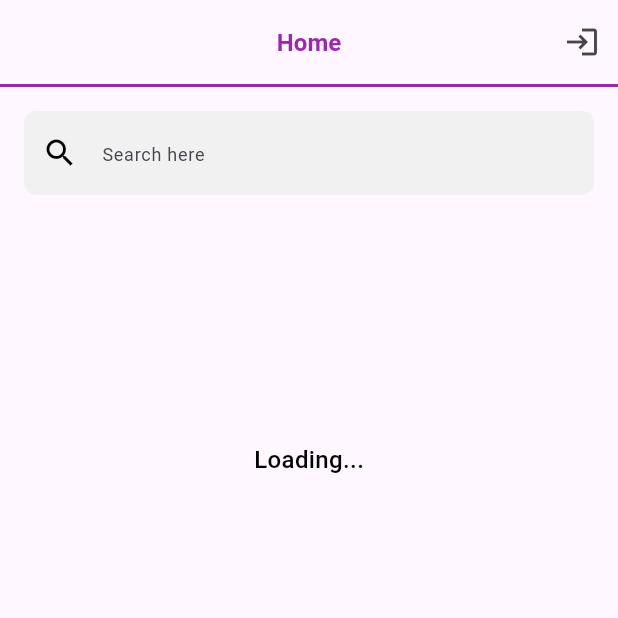
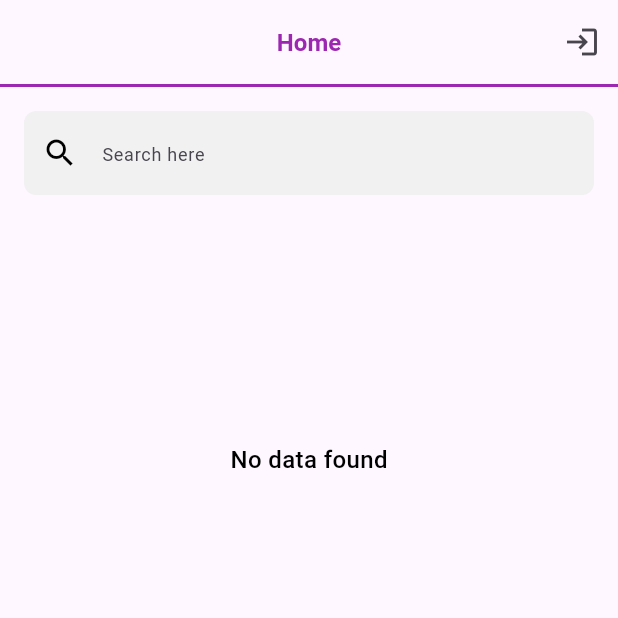
Before and after one commit to darshanjethva566/iottivetask, a Flutter app: the OrderDetails screen opened by its route, on a phone screen of 412 x 824 dp, the top half of it. Run offline on Flutter 3.47's test engine with Material 3 defaults, Android fonts, the phone set to English and light mode, and no system bars; our stand-ins replace cached_network_image, get, get_storage; accounts and stored records are empty; network calls fail; Roboto replaces fonts that are missing (Poppins).

Commit message:
sec commite

```diff
--- a/lib/view/orderdetails.dart
+++ b/lib/view/orderdetails.dart
@@ -87,7 +87,7 @@ class _OrderDetailsState extends State<OrderDetails> {
                     Consumer<OrderDetailsProvider>(builder: (context, value, child) {
                         return value.orders.isEmpty?Padding(
                           padding:  EdgeInsets.only(top: height*0.2),
-                          child: Constant.textWithPro("Loading...", 16, FontWeight.w500, Constant.black),
+                          child: Constant.textWithPro("No data found", 16, FontWeight.w500, Constant.black),
                         )
                             :ListView.builder(
                           physics: const NeverScrollableScrollPhysics(),itemCount: value.orders.length,shrinkWrap: true,itemBuilder: (context, index) {
```
